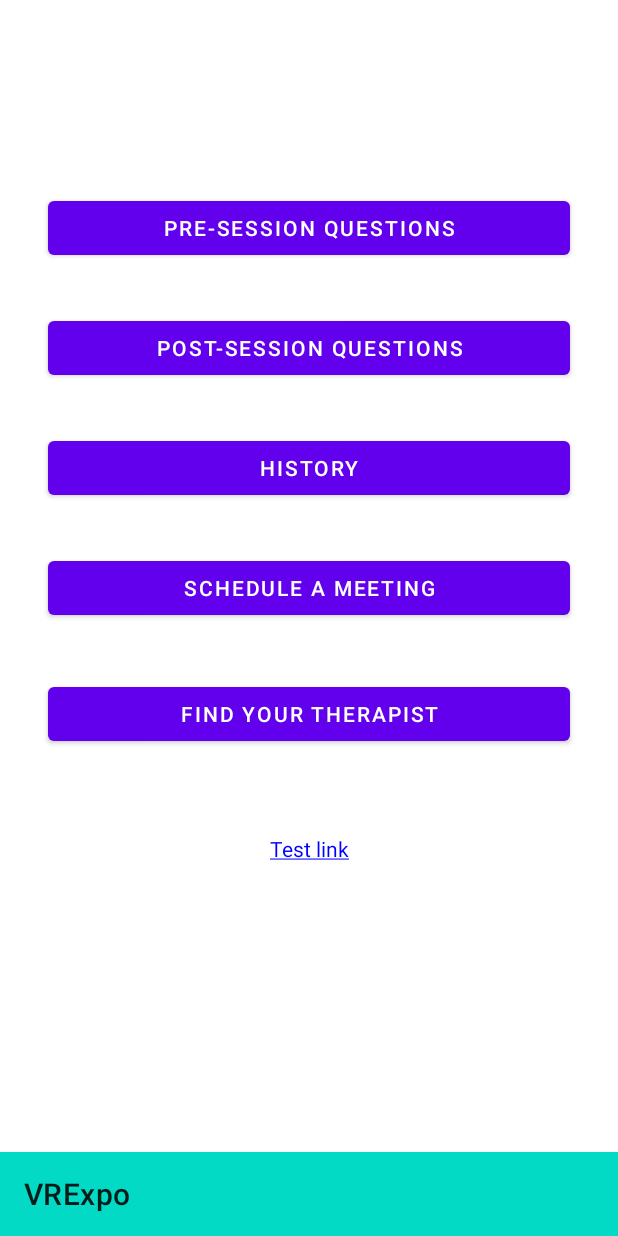
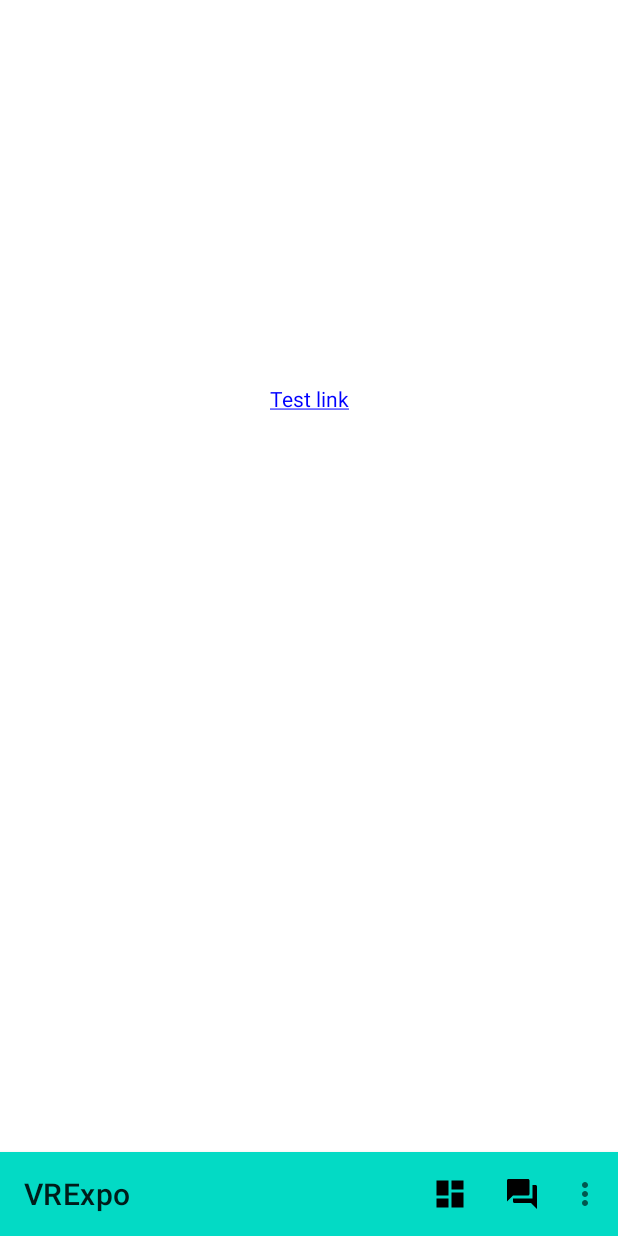
Before and after one commit to akhan130/VRExpo, an Android app: the Dashboard screen opened directly, with no data from a screen before it, on a phone screen of 412 x 824 dp. Run offline under Robolectric (Android 15) with nearby library versions, the phone set to English and light mode, and no system bars.

Commit message:
Added functioning toolbar, that send to different pages when buttons are clicked. Need to figure out how to get more buttons to show up at once on the toolbar

```diff
--- a/app/src/main/java/com/example/vrexpo/Dashboard.java
+++ b/app/src/main/java/com/example/vrexpo/Dashboard.java
@@ -1,5 +1,6 @@
 package com.example.vrexpo;
 
+import androidx.annotation.NonNull;
 import androidx.appcompat.app.AppCompatActivity;
 import androidx.appcompat.widget.Toolbar;
 
@@ -8,6 +9,8 @@ import android.graphics.Color;
 import android.os.Bundle;
 import android.text.method.LinkMovementMethod;
 import android.util.Log;
+import android.view.Menu;
+import android.view.MenuItem;
 import android.view.View;
 import android.widget.Button;
 import android.widget.TextView;
@@ -16,6 +19,41 @@ import android.widget.Toast;
 public class Dashboard extends AppCompatActivity {
 
     private static final String TAG = "VRExpo";
+
+    @Override
+    public boolean onCreateOptionsMenu(Menu menu) {
+        //Inflate the menu
+        getMenuInflater().inflate(R.menu.dashboard_menu, menu);
+        return true;
+    }
+
+    @Override
+    public boolean onOptionsItemSelected(@NonNull MenuItem item) {
+        switch(item.getItemId()){
+            case R.id.action_pre:
+                Intent preIntent = new Intent(Dashboard.this, PresessionQuestions.class);
+                startActivity(preIntent);
+                return true;
+            case R.id.action_post:
+                Intent postIntent = new Intent(Dashboard.this, PostsessionQuestions.class);
+                startActivity(postIntent);
+                return true;
+            case R.id.action_history:
+                Intent histIntent = new Intent(Dashboard.this, History.class);
+                startActivity(histIntent);
+                return true;
+            case R.id.action_schedule:
+                Intent scheduleIntent = new Intent(Dashboard.this, TherapySchedulerActivity.class);
+                startActivity(scheduleIntent);
+                return true;
+            case R.id.action_find_therapist:
+                Intent findIntent = new Intent(Dashboard.this, FindTherapist.class);
+                startActivity(findIntent);
+                return true;
+            default:
+                return super.onOptionsItemSelected(item);
+        }
+    }
 
     @Override
     protected void onCreate(Bundle savedInstanceState) {
@@ -30,77 +68,5 @@ public class Dashboard extends AppCompatActivity {
         //Setting up the action bar
         Toolbar myToolbar = (Toolbar) findViewById(R.id.my_toolbar);
         setSupportActionBar(myToolbar);
-
-        //Find the buttons
-        Button presessionBtn = findViewById(R.id.presessionButton);
-        Button postsessionBtn = findViewById(R.id.postsessionButton);
-        Button historyBtn = findViewById(R.id.historyButton);
-        Button scheduleBtn = findViewById(R.id.scheduleButton);
-        Button findTherapistBtn = findViewById(R.id.findTherapistButton);
-
-        //Set the buttons behavior
-        presessionBtn.setOnClickListener(new View.OnClickListener() {
-            @Override
-            public void onClick(View v) {
-                Log.i(TAG, "Presession button clicked");
-                Toast.makeText(Dashboard.this, "Presession button clicked", Toast.LENGTH_SHORT)
-                        .show();
-
-                //Open presession questions
-                Intent preIntent = new Intent(Dashboard.this, PresessionQuestions.class);
-                startActivity(preIntent);
-            }
-        });
-        postsessionBtn.setOnClickListener(new View.OnClickListener() {
-            @Override
-            public void onClick(View v) {
-                Log.i(TAG, "Postsession button clicked");
-                Toast.makeText(Dashboard.this, "Postsession button clicked", Toast.LENGTH_SHORT)
-                        .show();
-
-                //open postsession questions
-                Intent postIntent = new Intent(Dashboard.this, PostsessionQuestions.class);
-                startActivity(postIntent);
-            }
-        });
-        historyBtn.setOnClickListener(new View.OnClickListener() {
-            @Override
-            public void onClick(View v) {
-                Log.i(TAG, "History button clicked");
-                Toast.makeText(Dashboard.this, "History button clicked", Toast.LENGTH_SHORT)
-                        .show();
-
-                //open history questions
-                Intent histIntent = new Intent(Dashboard.this, History.class);
-                startActivity(histIntent);
-            }
-        });
-        scheduleBtn.setOnClickListener(new View.OnClickListener() {
-            @Override
-            public void onClick(View v) {
-                Log.i(TAG, "Schedule button clicked");
-                Toast.makeText(Dashboard.this, "Schedule button clicked", Toast.LENGTH_SHORT)
-                        .show();
-
-                //open schedule
-                Intent scheduleIntent = new Intent(Dashboard.this, TherapySchedulerActivity.class);
-                startActivity(scheduleIntent);
-            }
-        });
-
-        findTherapistBtn.setOnClickListener(new View.OnClickListener() {
-            @Override
-            public void onClick(View v) {
-                Log.i(TAG, "Find Therapist button clicked");
-                Toast.makeText(Dashboard.this, "Find Therapist button clicked", Toast.LENGTH_SHORT)
-                        .show();
-
-                //open Find Therapist
-                Intent findIntent = new Intent(Dashboard.this, FindTherapist.class);
-                startActivity(findIntent);
-
-            }
-        });
-
     }
 }
--- /dev/null
+++ b/app/src/main/res/drawable/baseline_access_time_24.xml
@@ -0,0 +1,6 @@
+<vector android:height="24dp" android:tint="#000000"
+    android:viewportHeight="24" android:viewportWidth="24"
+    android:width="24dp" xmlns:android="http://schemas.android.com/apk/res/android">
+    <path android:fillColor="@android:color/white" android:pathData="M11.99,2C6.47,2 2,6.48 2,12s4.47,10 9.99,10C17.52,22 22,17.52 22,12S17.52,2 11.99,2zM12,20c-4.42,0 -8,-3.58 -8,-8s3.58,-8 8,-8 8,3.58 8,8 -3.58,8 -8,8z"/>
+    <path android:fillColor="@android:color/white" android:pathData="M12.5,7H11v6l5.25,3.15 0.75,-1.23 -4.5,-2.67z"/>
+</vector>
--- /dev/null
+++ b/app/src/main/res/drawable/baseline_add_call_24.xml
@@ -0,0 +1,5 @@
+<vector android:height="24dp" android:tint="#000000"
+    android:viewportHeight="24" android:viewportWidth="24"
+    android:width="24dp" xmlns:android="http://schemas.android.com/apk/res/android">
+    <path android:fillColor="@android:color/white" android:pathData="M20,15.5c-1.25,0 -2.45,-0.2 -3.57,-0.57 -0.35,-0.11 -0.74,-0.03 -1.02,0.24l-2.2,2.2c-2.83,-1.44 -5.15,-3.75 -6.59,-6.59l2.2,-2.21c0.28,-0.26 0.36,-0.65 0.25,-1C8.7,6.45 8.5,5.25 8.5,4c0,-0.55 -0.45,-1 -1,-1H4c-0.55,0 -1,0.45 -1,1 0,9.39 7.61,17 17,17 0.55,0 1,-0.45 1,-1v-3.5c0,-0.55 -0.45,-1 -1,-1zM21,6h-3V3h-2v3h-3v2h3v3h2V8h3z"/>
+</vector>
--- /dev/null
+++ b/app/src/main/res/drawable/baseline_dashboard_24.xml
@@ -0,0 +1,5 @@
+<vector android:height="24dp" android:tint="#000000"
+    android:viewportHeight="24" android:viewportWidth="24"
+    android:width="24dp" xmlns:android="http://schemas.android.com/apk/res/android">
+    <path android:fillColor="@android:color/white" android:pathData="M3,13h8L11,3L3,3v10zM3,21h8v-6L3,15v6zM13,21h8L21,11h-8v10zM13,3v6h8L21,3h-8z"/>
+</vector>
--- /dev/null
+++ b/app/src/main/res/drawable/baseline_history_edu_24.xml
@@ -0,0 +1,5 @@
+<vector android:height="24dp" android:tint="#000000"
+    android:viewportHeight="24" android:viewportWidth="24"
+    android:width="24dp" xmlns:android="http://schemas.android.com/apk/res/android">
+    <path android:fillColor="@android:color/white" android:pathData="M9,4v1.38c-0.83,-0.33 -1.72,-0.5 -2.61,-0.5c-1.79,0 -3.58,0.68 -4.95,2.05l3.33,3.33h1.11v1.11c0.86,0.86 1.98,1.31 3.11,1.36V15H6v3c0,1.1 0.9,2 2,2h10c1.66,0 3,-1.34 3,-3V4H9zM7.89,10.41V8.26H5.61L4.57,7.22C5.14,7 5.76,6.88 6.39,6.88c1.34,0 2.59,0.52 3.54,1.46l1.41,1.41l-0.2,0.2c-0.51,0.51 -1.19,0.8 -1.92,0.8C8.75,10.75 8.29,10.63 7.89,10.41zM19,17c0,0.55 -0.45,1 -1,1s-1,-0.45 -1,-1v-2h-6v-2.59c0.57,-0.23 1.1,-0.57 1.56,-1.03l0.2,-0.2L15.59,14H17v-1.41l-6,-5.97V6h8V17z"/>
+</vector>
--- /dev/null
+++ b/app/src/main/res/drawable/baseline_question_answer_24.xml
@@ -0,0 +1,5 @@
+<vector android:height="24dp" android:tint="#000000"
+    android:viewportHeight="24" android:viewportWidth="24"
+    android:width="24dp" xmlns:android="http://schemas.android.com/apk/res/android">
+    <path android:fillColor="@android:color/white" android:pathData="M21,6h-2v9L6,15v2c0,0.55 0.45,1 1,1h11l4,4L22,7c0,-0.55 -0.45,-1 -1,-1zM17,12L17,3c0,-0.55 -0.45,-1 -1,-1L3,2c-0.55,0 -1,0.45 -1,1v14l4,-4h10c0.55,0 1,-0.45 1,-1z"/>
+</vector>
--- a/app/src/main/res/layout/activity_dashboard.xml
+++ b/app/src/main/res/layout/activity_dashboard.xml
@@ -16,75 +16,14 @@
         app:layout_constraintEnd_toEndOf="parent"
         app:layout_constraintStart_toStartOf="parent" />
 
-    <Button
-        android:id="@+id/presessionButton"
-        android:layout_width="0dp"
+    <TextView
+        android:id="@+id/testLink"
+        android:layout_width="wrap_content"
         android:layout_height="wrap_content"
-        android:layout_marginStart="32dp"
-        android:layout_marginTop="128dp"
-        android:layout_marginEnd="32dp"
-        android:text="Pre-session Questions"
+        android:layout_marginTop="256dp"
+        android:text="@string/hyperlink"
         app:layout_constraintEnd_toEndOf="parent"
         app:layout_constraintStart_toStartOf="parent"
         app:layout_constraintTop_toTopOf="parent" />
 
-    <Button
-        android:id="@+id/postsessionButton"
-        android:layout_width="0dp"
-        android:layout_height="wrap_content"
-        android:layout_marginStart="32dp"
-        android:layout_marginTop="32dp"
-        android:layout_marginEnd="32dp"
-        android:text="Post-session Questions"
-        app:layout_constraintEnd_toEndOf="parent"
-        app:layout_constraintStart_toStartOf="parent"
-        app:layout_constraintTop_toBottomOf="@+id/presessionButton" />
-
-    <Button
-        android:id="@+id/historyButton"
-        android:layout_width="0dp"
-        android:layout_height="wrap_content"
-        android:layout_marginStart="32dp"
-        android:layout_marginTop="32dp"
-        android:layout_marginEnd="32dp"
-        android:text="History"
-        app:layout_constraintEnd_toEndOf="parent"
-        app:layout_constraintStart_toStartOf="parent"
-        app:layout_constraintTop_toBottomOf="@+id/postsessionButton" />
-
-    <Button
-        android:id="@+id/scheduleButton"
-        android:layout_width="0dp"
-        android:layout_height="wrap_content"
-        android:layout_marginStart="32dp"
-        android:layout_marginTop="32dp"
-        android:layout_marginEnd="32dp"
-        android:text="Schedule a meeting"
-        app:layout_constraintEnd_toEndOf="parent"
-        app:layout_constraintStart_toStartOf="parent"
-        app:layout_constraintTop_toBottomOf="@+id/historyButton" />
-
-    <Button
-        android:id="@+id/findTherapistButton"
-        android:layout_width="0dp"
-        android:layout_height="wrap_content"
-        android:layout_marginStart="32dp"
-        android:layout_marginTop="116dp"
-        android:layout_marginEnd="32dp"
-        android:text="Find Your Therapist"
-        app:layout_constraintEnd_toEndOf="parent"
-        app:layout_constraintHorizontal_bias="1.0"
-        app:layout_constraintStart_toStartOf="parent"
-        app:layout_constraintTop_toBottomOf="@+id/historyButton" />
-
-    <TextView
-        android:id="@+id/testLink"
-        android:layout_width="wrap_content"
-        android:layout_height="wrap_content"
-        android:layout_marginTop="140dp"
-        android:text="@string/hyperlink"
-        app:layout_constraintEnd_toEndOf="parent"
-        app:layout_constraintStart_toStartOf="parent"
-        app:layout_constraintTop_toBottomOf="@+id/scheduleButton" />
-
 </androidx.constraintlayout.widget.ConstraintLayout>
--- /dev/null
+++ b/app/src/main/res/menu/dashboard_menu.xml
@@ -0,0 +1,41 @@
+<?xml version="1.0" encoding="utf-8"?>
+<menu xmlns:android="http://schemas.android.com/apk/res/android"
+    xmlns:app="http://schemas.android.com/apk/res-auto">
+    <item
+        android:id="@+id/action_dashboard"
+        android:icon="@drawable/baseline_dashboard_24"
+        android:title="Dashboard"
+        app:showAsAction="ifRoom"/>
+
+
+    <item
+        android:id="@+id/action_pre"
+        android:icon="@drawable/baseline_question_answer_24"
+        android:title="Presession questions"
+        app:showAsAction="ifRoom"/>
+
+    <item
+        android:id="@+id/action_post"
+        android:icon="@drawable/baseline_question_answer_24"
+        android:title="Postsession questions"
+        app:showAsAction="ifRoom"/>
+
+    <item
+        android:id="@+id/action_history"
+        android:icon="@drawable/baseline_history_edu_24"
+        android:title="History"
+        app:showAsAction="ifRoom"/>
+
+    <item
+        android:id="@+id/action_schedule"
+        android:icon="@drawable/baseline_access_time_24"
+        android:title="Schedule meeting"
+        app:showAsAction="ifRoom"/>
+
+    <item
+        android:id="@+id/action_find_therapist"
+        android:icon="@drawable/baseline_add_call_24"
+        android:title="Find therapist"
+        app:showAsAction="ifRoom"/>
+
+</menu>
```
Also changed, not shown: app/src/main/java/com/example/vrexpo/FindTherapist.java (+35 -9 lines), app/src/main/java/com/example/vrexpo/History.java (+36 -0 lines), app/src/main/java/com/example/vrexpo/PostsessionQuestions.java (+36 -0 lines), app/src/main/java/com/example/vrexpo/PresessionQuestions.java (+35 -0 lines), app/src/main/java/com/example/vrexpo/Session.java (+36 -0 lines), app/src/main/java/com/example/vrexpo/TherapySchedulerActivity.java (+35 -0 lines).
